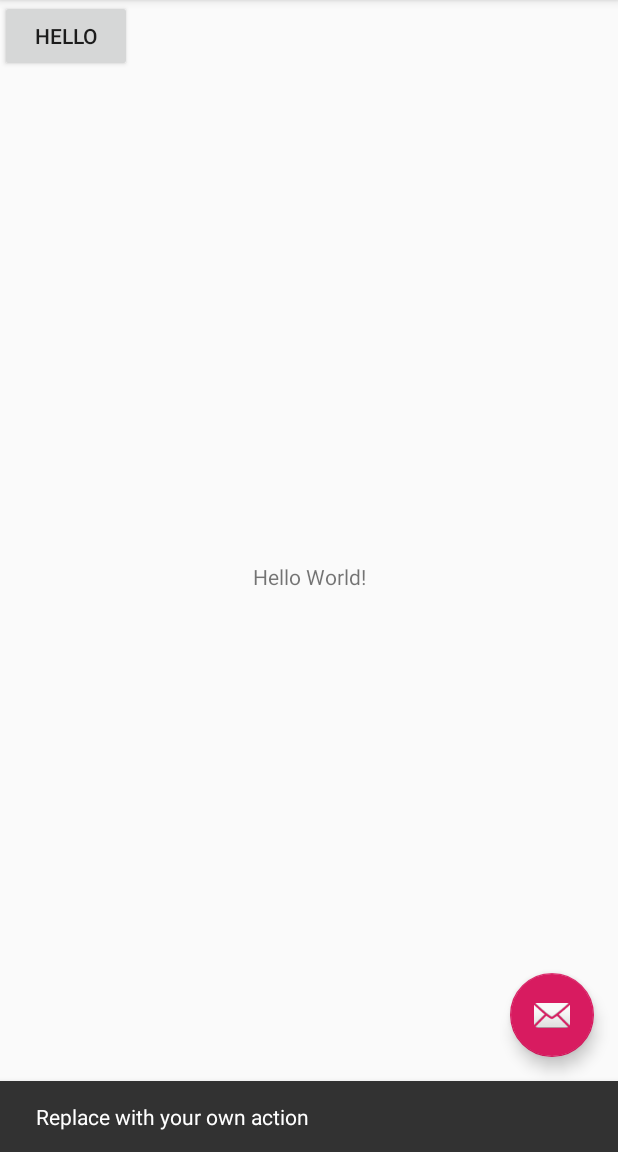
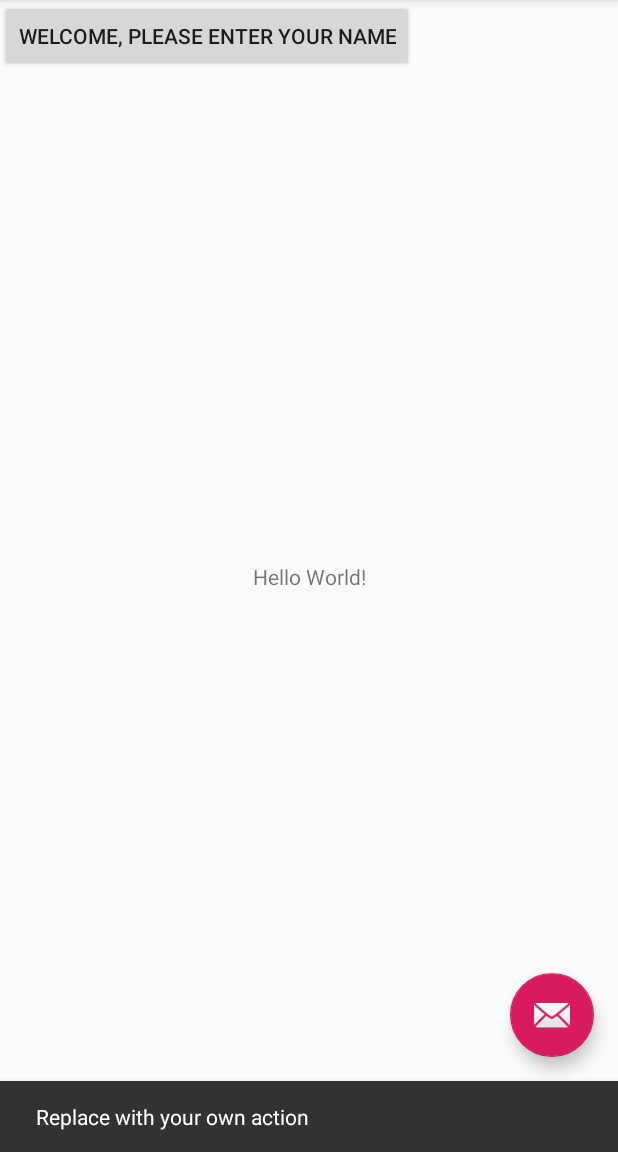
Before and after one commit to jcbd9415/Health, an Android app: the screen it shows after launch (MainActivity), after a tap on an icon or button, on a phone screen of 412 x 824 dp, the part 84-1236 px from its top. Run offline under Robolectric (Android 15) with nearby library versions, the phone set to English and light mode, and no system bars.

Commit message:
Input Commit

```diff
--- a/app/src/main/res/layout/content_main.xml
+++ b/app/src/main/res/layout/content_main.xml
@@ -21,8 +21,8 @@
         android:id="@+id/button"
         android:layout_width="wrap_content"
         android:layout_height="wrap_content"
-        android:text="Hello"
-        tools:layout_editor_absoluteX="55dp"
+        android:text="Welcome, please enter your name"
+        tools:layout_editor_absoluteX="66dp"
         tools:layout_editor_absoluteY="74dp" />
 
 </androidx.constraintlayout.widget.ConstraintLayout>
```
